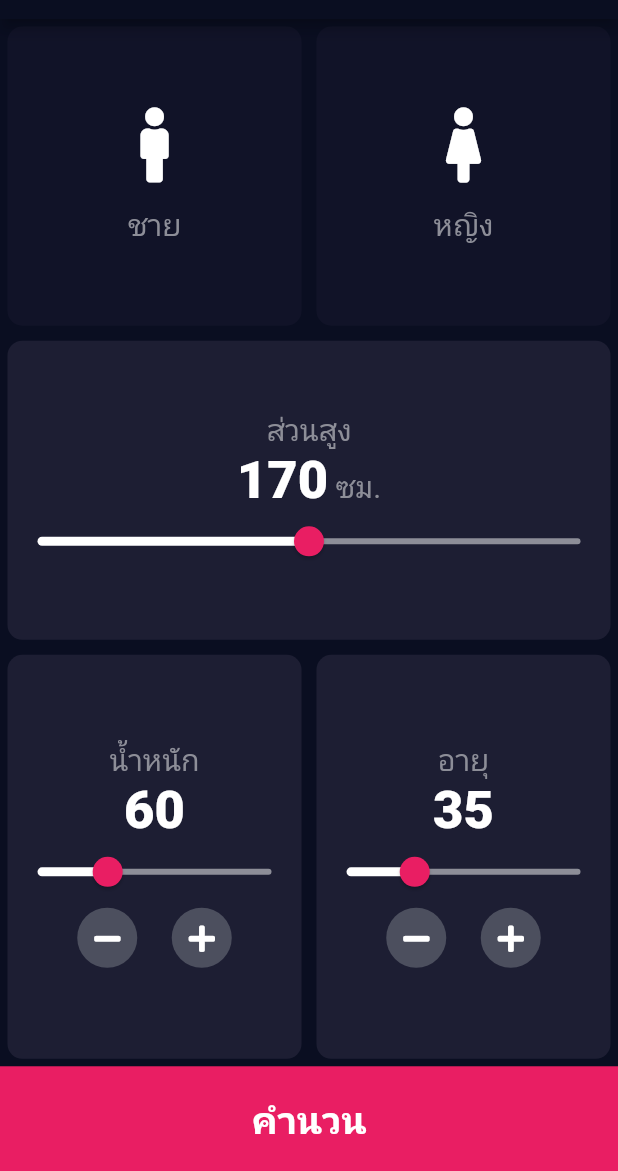
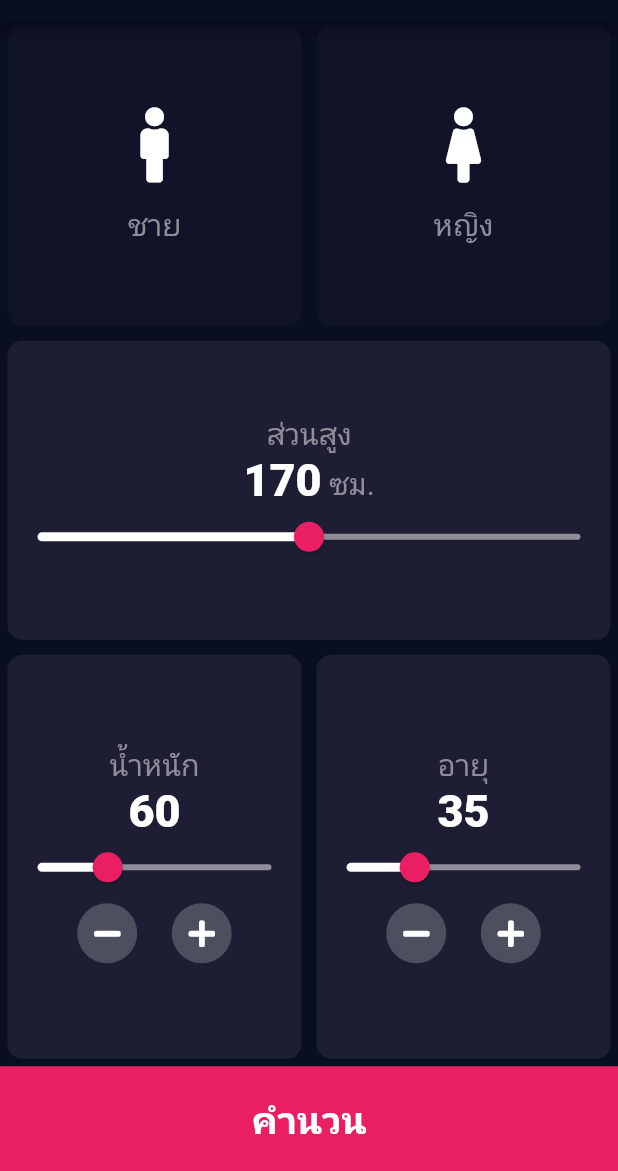
Before and after one commit to yu32363/BMI-TH, a Flutter app: the screen it shows after launch, on a phone screen of 412 x 824 dp, the part 65-1236 px from its top. Run offline on Flutter 3.47's test engine with Material 2 defaults, Android fonts, the phone set to English and light mode, and no system bars; our stand-ins replace font_awesome_flutter; missing offline and left inert: admob_flutter.

Commit message:
change text size

```diff
--- a/lib/constants.dart
+++ b/lib/constants.dart
@@ -10,7 +10,7 @@ const kLabelTextStyle = TextStyle(
   color: Color(0xFF8D8E98),
 );
 
-const kNumberStyle = TextStyle(fontSize: 35.0, fontWeight: FontWeight.w900);
+const kNumberStyle = TextStyle(fontSize: 30.0, fontWeight: FontWeight.w900);
 
 const kLargeButtonTextStyle =
     TextStyle(fontSize: 25.0, fontWeight: FontWeight.bold);
```
Also changed, not shown: 2 other files.
